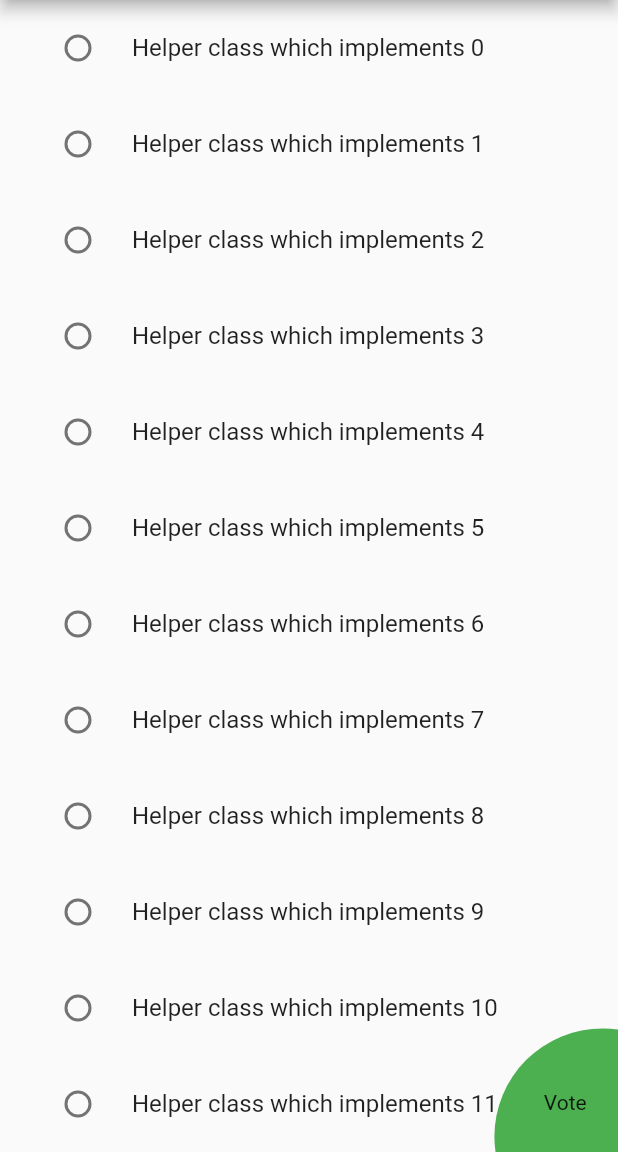
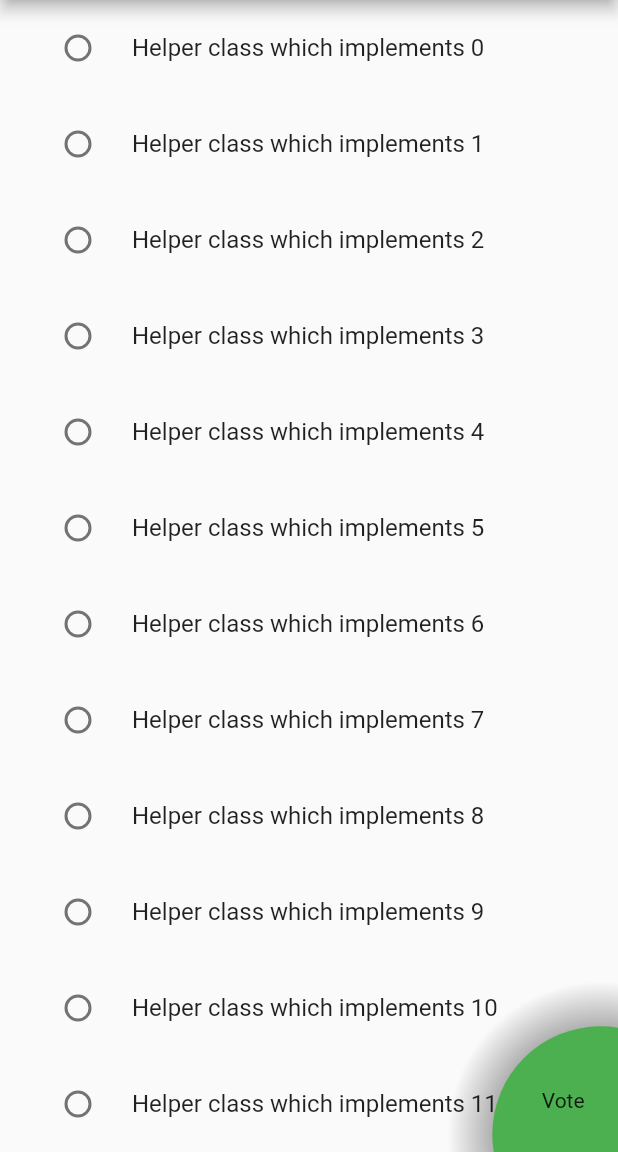
Before and after one commit to IraSmalko/referendum, a Flutter app: the screen it shows after launch, on a phone screen of 412 x 824 dp, the part 84-1236 px from its top. Run offline on Flutter 3.47's test engine with Material 2 defaults, Android fonts, the phone set to English and light mode, and no system bars; missing offline and left inert: barcode_scan, pigment; generated files the repository leaves out were written again.

Commit message:
elevation on button ListScreen

```diff
--- a/lib/screens/list/list_screen.dart
+++ b/lib/screens/list/list_screen.dart
@@ -50,7 +50,13 @@ class _ListScreenState extends State<ListScreen> {
         },
       ),
       floatingActionButton: new Transform.translate(
-        offset: new Offset(width * 0.15 + 16.0, width * 0.15 + 16.0),
+        offset: new Offset(width * 0.2 + 24.0, width * 0.2 + 24.0),
+        child: Container(
+          decoration: BoxDecoration(gradient: RadialGradient(radius: 0.5, colors: [Colors.black, Colors.transparent])),
+          child: new Transform.translate(
+            offset: new Offset(0.0, 0.0),
+            child: new Padding(
+              padding: const EdgeInsets.all(30.0),
               child: new Stack(
                 children: <Widget>[
                   new Ink(
@@ -63,7 +69,6 @@ class _ListScreenState extends State<ListScreen> {
                         child: InkWell(onTap: sendVoteResult),
                       ),
                     ),
-              //onTap: sendVoteResult,
                   ),
                   Transform.translate(
                     offset: new Offset(width * 0.08, width * 0.1),
@@ -74,6 +79,9 @@ class _ListScreenState extends State<ListScreen> {
                 ],
               ),
             ),
+          ),
+        ),
+      ),
     );
   }
 
```
Lines whose indentation alone changed are shown as unchanged.
